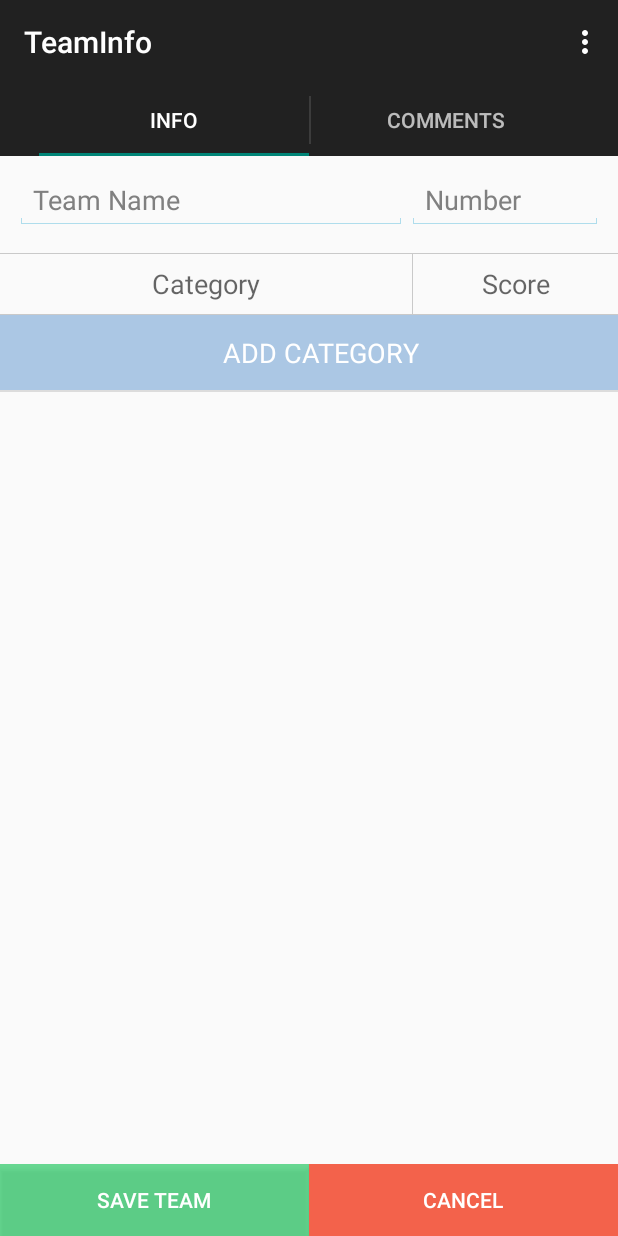
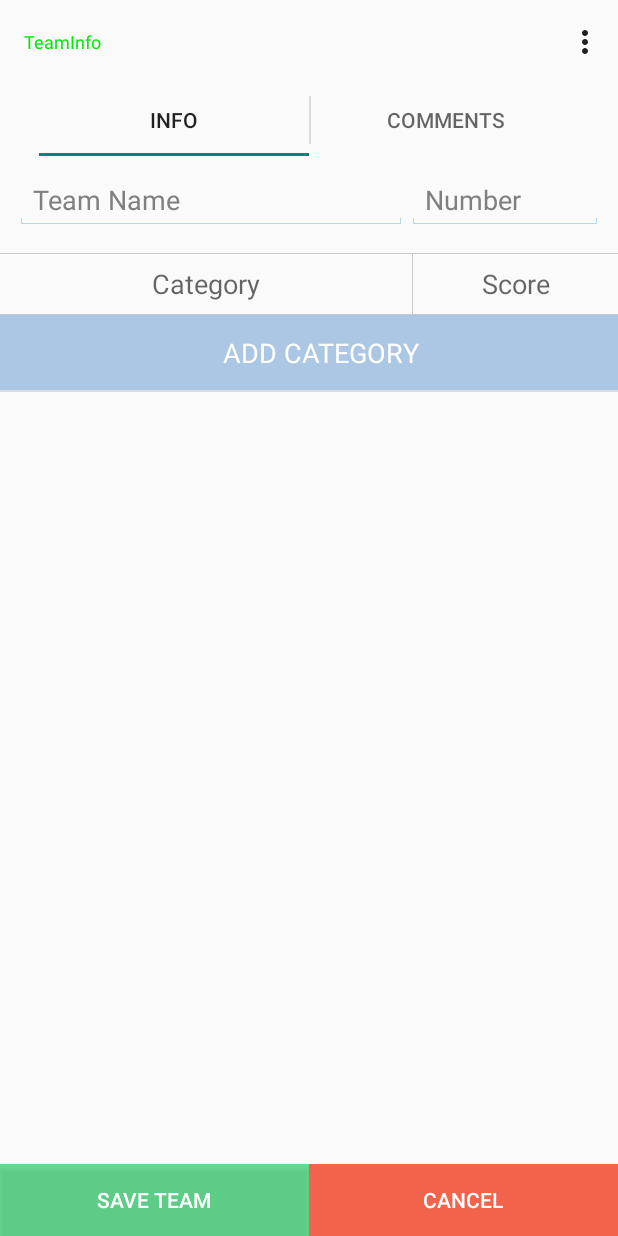
Before and after one commit to ConnorChristie/FRC_Scouting, an Android app: the TeamInfoActivity screen opened directly, with no data from a screen before it, on a phone screen of 412 x 824 dp. Run offline under Robolectric (Android 15) with nearby library versions, the light colour scheme and no system bars; 6 statements that could not run were skipped.

Commit message:
Updated Styles

```diff
--- a/app/src/main/java/me/connor/frcscouting/MainActivity.java
+++ b/app/src/main/java/me/connor/frcscouting/MainActivity.java
@@ -1,19 +1,24 @@
 package me.connor.frcscouting;
 
+import android.graphics.Color;
 import android.os.Bundle;
 import android.support.v4.app.Fragment;
 import android.support.v4.app.FragmentTransaction;
 import android.support.v4.view.ViewPager;
 import android.support.v7.app.ActionBarActivity;
 import android.support.v7.app.ActionBar;
+import android.text.Html;
 import android.view.Menu;
 import android.view.MenuItem;
+import android.widget.TextView;
 
+import java.lang.reflect.Field;
 import java.util.List;
 
 import me.connor.frcscouting.database.DatabaseDataSource;
 import me.connor.frcscouting.fragments.MatchesFragment;
 import me.connor.frcscouting.fragments.TeamsFragment;
+import me.connor.frcscouting.teaminfo.CategoryItem;
 import me.connor.frcscouting.teams.Team;
 
 public class MainActivity extends ActionBarActivity implements ActionBar.TabListener
--- a/app/src/main/res/values/styles.xml
+++ b/app/src/main/res/values/styles.xml
@@ -1,8 +1,22 @@
 <resources>
 
     <!-- Base application theme. -->
-    <style name="AppTheme" parent="Theme.AppCompat.Light.DarkActionBar">
+    <style name="AppTheme" parent="Theme.AppCompat.Light">
+        <item name="android:actionBarStyle">@style/MyActionBar</item>
+        <item name="actionBarStyle">@style/MyActionBar</item>
+        <item name="android:windowActionBarOverlay">true</item>
+    </style>
 
+    <style name="MyActionBar" parent="@style/Widget.AppCompat.Light.ActionBar">
+        <item name="android:background">#FFFF00</item>
+        <item name="android:titleTextStyle">@style/MyTheme.ActionBar.TitleTextStyle</item>
+        <item name="android:subtitleTextStyle">@style/MyTheme.ActionBar.TitleTextStyle</item>
+        <item name="titleTextStyle">@style/MyTheme.ActionBar.TitleTextStyle</item>
+        <item name="subtitleTextStyle">@style/MyTheme.ActionBar.TitleTextStyle</item>
+    </style>
+    <style name="MyTheme.ActionBar.TitleTextStyle" parent="@android:style/TextAppearance">
+        <item name="android:textColor">#00EB08</item>
+        <item name="android:textSize">12sp</item>
     </style>
 
 </resources>
```
Also changed, not shown: 2 other files.
